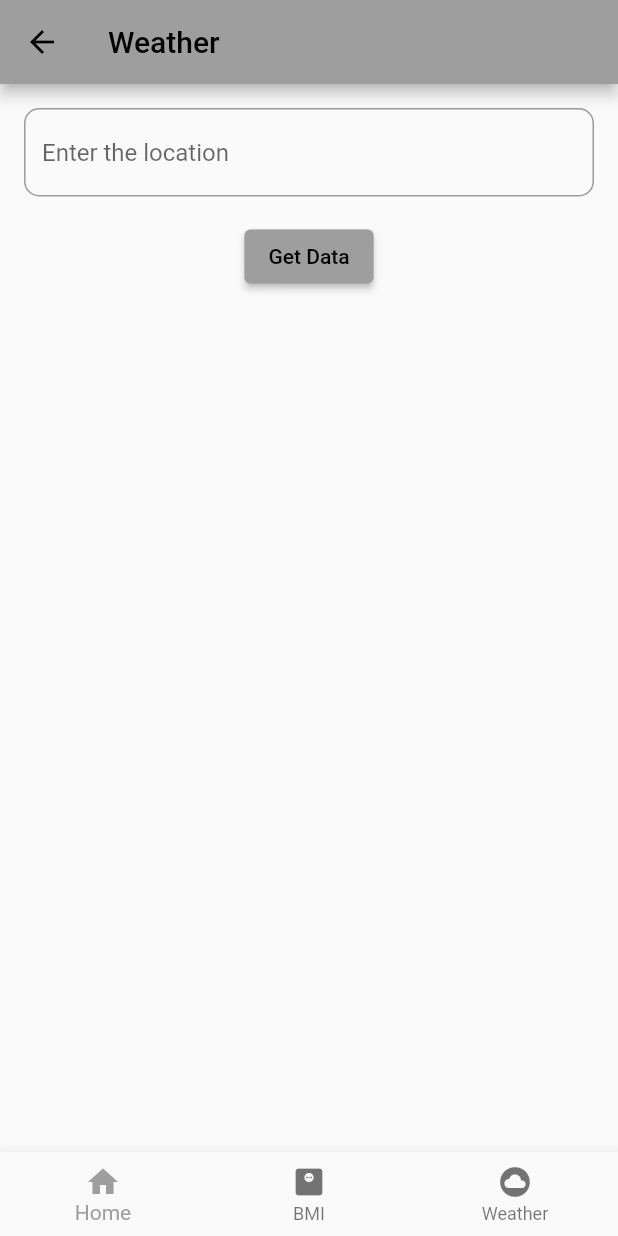
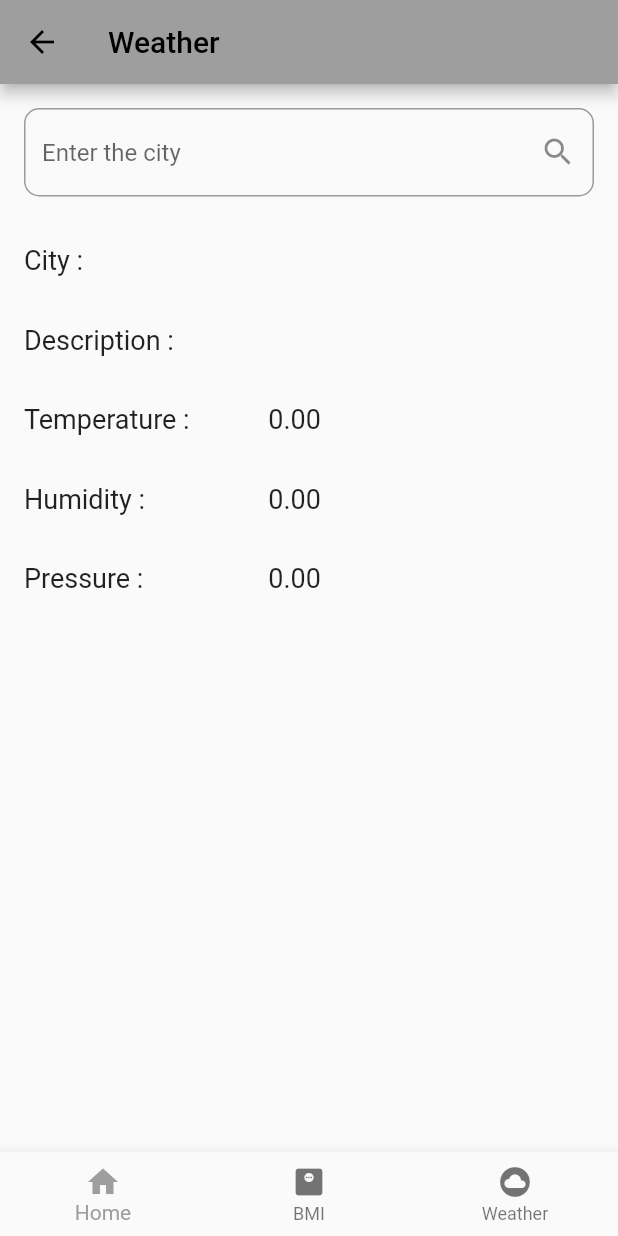
Before and after one commit to pankaj111298/GloboApp, a Flutter app: the WeatherScreen screen opened by its route, on a phone screen of 412 x 824 dp. Run offline on Flutter 3.47's test engine with Material 2 defaults, Android fonts, the light colour scheme and no system bars.

Commit message:
Completed the Weather Screen

```diff
--- a/flutter_application_1/lib/api/WeatherData.dart
+++ b/flutter_application_1/lib/api/WeatherData.dart
@@ -1,18 +1,40 @@
 import 'package:http/http.dart' as http;
+import 'dart:convert';
 
 class WeatherData {
+  late String name;
+  late String description;
+  late double temperature;
+  late int humidity;
+  late int pressure;
+
+  WeatherData() {
+    this.name = '';
+    this.description = '';
+    this.temperature = 0;
+    this.humidity = 0;
+    this.pressure = 0;
+  }
+  WeatherData.fromJSON(Map<String, dynamic> responseData) {
+    this.name = responseData['name'] ?? '';
+    this.temperature = (responseData['main']['temp'] - 273.15 ?? 0);
+    this.humidity = (responseData['main']['humidity'] ?? 0);
+    this.pressure = (responseData['main']['pressure'] ?? 0);
+    this.description = responseData['weather'][0]['description'] ?? '';
+  }
   final String baseURI = "api.openweathermap.org";
   final String path = "/data/2.5/weather";
   final String apiKey = "2c2f7d29672d1b2bc730b503f24e416d";
 
   //using async await function to get the data from the API asynchronously
-  Future<String> getWeather(String location) async {
+  Future<WeatherData> getWeather(String location) async {
     Map<String, dynamic> paramters = {
       'q': location,
       'appId': apiKey
     }; // query parameters
     Uri uri = Uri.https(baseURI, path, paramters);
     http.Response result = await http.get(uri);
-    return result.body;
+    WeatherData data = WeatherData.fromJSON(jsonDecode(result.body));
+    return data;
   }
 }
--- a/flutter_application_1/lib/screens/WeatherScreen.dart
+++ b/flutter_application_1/lib/screens/WeatherScreen.dart
@@ -10,7 +10,7 @@ class WeatherScreen extends StatefulWidget {
 }
 
 class _WeatherScreenState extends State<WeatherScreen> {
-  String response = '';
+  WeatherData response = new WeatherData();
   final locationController = TextEditingController();
   @override
   Widget build(BuildContext context) {
@@ -26,13 +26,21 @@ class _WeatherScreenState extends State<WeatherScreen> {
               child: TextField(
                 controller: locationController,
                 decoration: InputDecoration(
-                    hintText: "Enter the location",
+                    hintText: "Enter the city",
+                    suffixIcon: IconButton(
+                      icon: Icon(Icons.search),
+                      onPressed: getData,
+                    ),
                     border: OutlineInputBorder(
                         borderRadius: BorderRadius.all(Radius.circular(10)))),
               ),
             ),
-            ElevatedButton(onPressed: getData, child: Text("Get Data")),
-            Text(response)
+            weatherRow("City :", response.name),
+            weatherRow("Description :", response.description),
+            weatherRow(
+                "Temperature :", response.temperature.toStringAsFixed(2)),
+            weatherRow("Humidity :", response.humidity.toStringAsFixed(2)),
+            weatherRow("Pressure :", response.pressure.toStringAsFixed(2)),
           ],
         ));
   }
@@ -42,4 +50,23 @@ class _WeatherScreenState extends State<WeatherScreen> {
     response = await weatherData.getWeather(locationController.text);
     setState(() {});
   }
+
+  Widget weatherRow(String label, String value) {
+    Widget row = Padding(
+      padding: EdgeInsets.all(16),
+      child: Row(
+        children: [
+          Expanded(
+            flex: 3,
+            child: Text(label, style: TextStyle(fontSize: 18)),
+          ),
+          Expanded(
+            flex: 4,
+            child: Text(value, style: TextStyle(fontSize: 18)),
+          ),
+        ],
+      ),
+    );
+    return row;
+  }
 }
```
